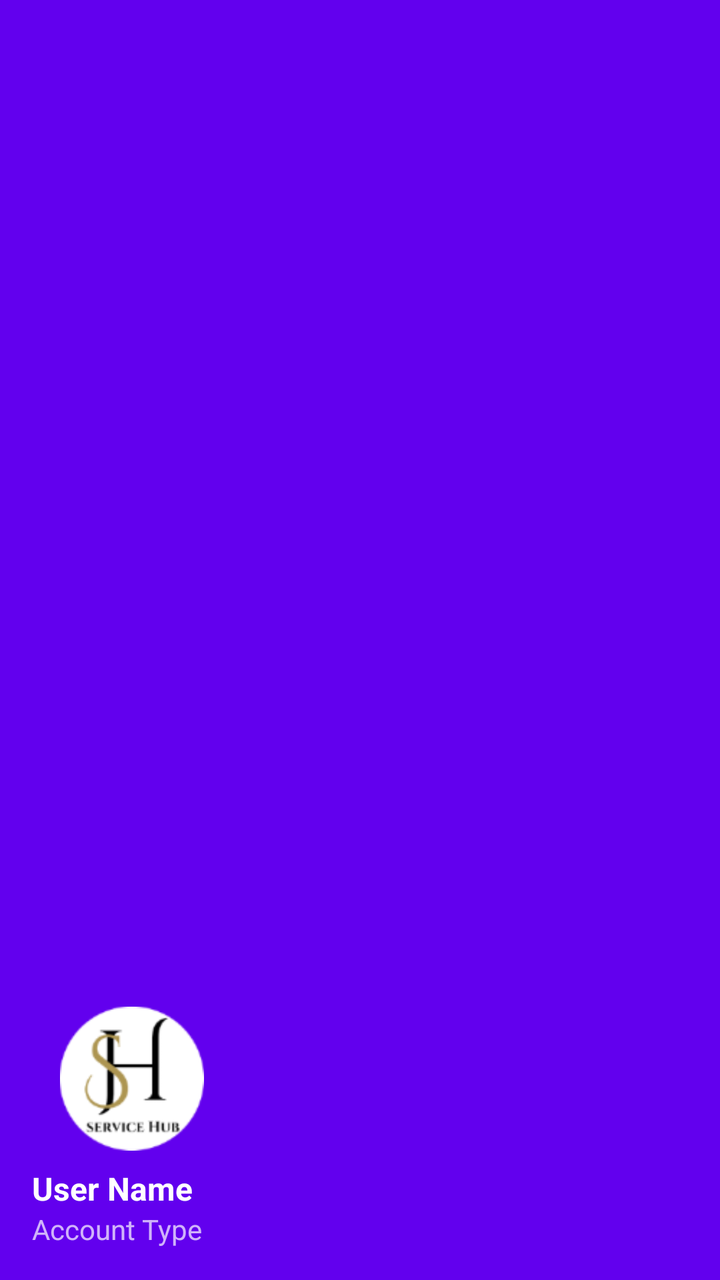
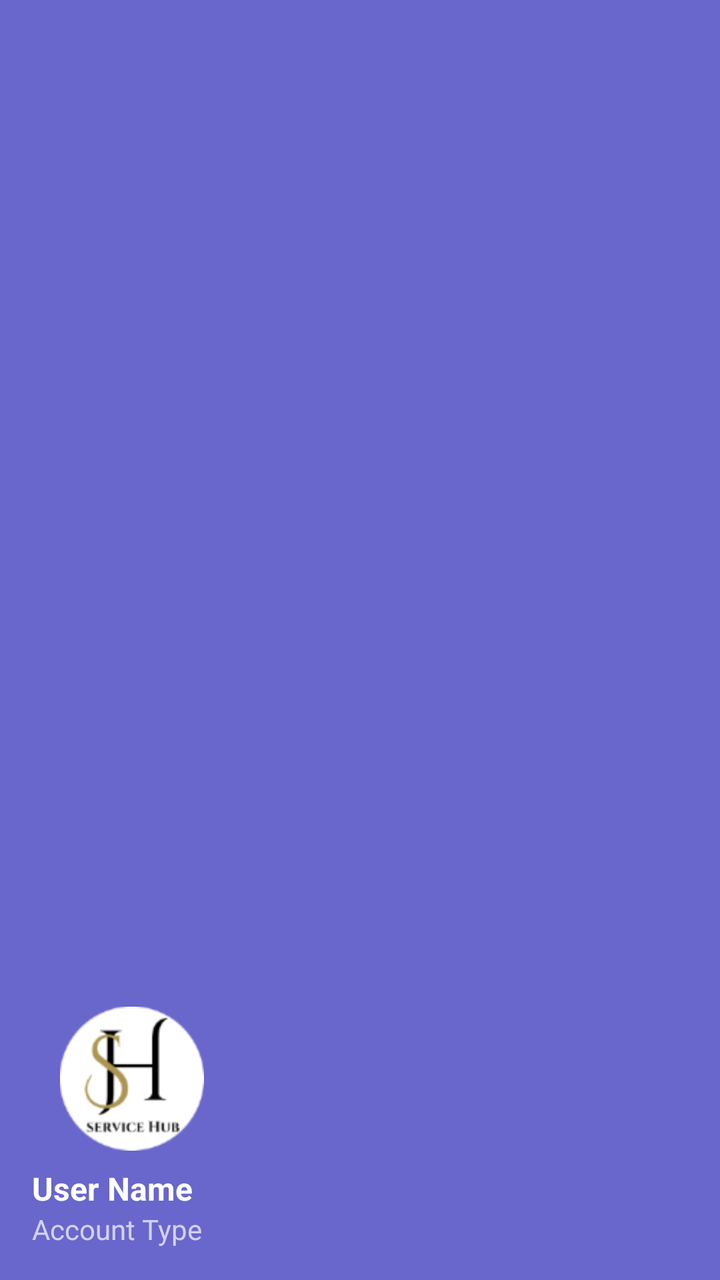

Screens rendered from an Android XML layout before and after an edit, with the pre-edit source and the edit as a unified diff.
<!-- AndroidManifest.xml: application theme Theme.RealtimeDB -->
<!-- res/layout/nav_header_main.xml -->
<?xml version="1.0" encoding="utf-8"?>
<LinearLayout xmlns:android="http://schemas.android.com/apk/res/android"
    xmlns:app="http://schemas.android.com/apk/res-auto"
    android:layout_width="match_parent"
    android:layout_height="176dp"
    android:background="?attr/colorPrimary"
    android:gravity="bottom"
    android:orientation="vertical"
    android:padding="16dp"
    android:theme="@style/ThemeOverlay.AppCompat.Dark">

    <ImageView
        android:id="@+id/imageView"
        android:layout_width="wrap_content"
        android:layout_height="80dp"
        android:contentDescription="Navigation header"
        android:paddingTop="8dp"
        android:src="@drawable/logo"/>

    <TextView
        android:id="@+id/nav_header_name"
        android:layout_width="match_parent"
        android:layout_height="wrap_content"
        android:paddingTop="8dp"
        android:text="User Name"
        android:textAppearance="@style/TextAppearance.AppCompat.Body1"
        android:textSize="16sp"
        android:textStyle="bold" />

    <TextView
        android:id="@+id/nav_header_email"
        android:layout_width="wrap_content"
        android:layout_height="wrap_content"
        android:text="Account Type"
        android:textSize="14sp" />
</LinearLayout>
<!-- resources referenced by this layout -->
<resources>
  <!-- drawable logo: png bitmap (drawable, 6533 bytes) -->
  <style name="Theme.RealtimeDB" parent="Base.Theme.RealtimeDB" />
  <style name="Base.Theme.RealtimeDB" parent="Theme.Material3.DayNight.NoActionBar">
          
          <item name="colorPrimary">@color/colorPrimary</item>
          <item name="colorPrimaryVariant">@color/colorPrimaryDark</item>
          <item name="colorOnPrimary">@color/white</item>
          
          <item name="colorSecondary">@color/colorAccent</item>
          <item name="colorOnSecondary">@color/black</item>
          
          <item name="android:statusBarColor">?attr/colorPrimaryVariant</item>
      </style>
  <color name="colorPrimary">#6200EE</color>
  <color name="colorPrimaryDark">#3700B3</color>
  <color name="white">#FFFFFFFF</color>
  <color name="colorAccent">#03DAC5</color>
  <color name="black">#FF000000</color>
</resources>

<!-- the commit's change to res/layout/nav_header_main.xml (unified diff, before → after) -->
@@ -3,7 +3,7 @@
     xmlns:app="http://schemas.android.com/apk/res-auto"
     android:layout_width="match_parent"
     android:layout_height="176dp"
-    android:background="?attr/colorPrimary"
+    android:background="@color/lavender"
     android:gravity="bottom"
     android:orientation="vertical"
     android:padding="16dp"
<!-- resource entries referenced after the edit -->
@@ -1,5 +1,6 @@
 <!-- resources referenced by this layout -->
 <resources>
+  <color name="lavender">#6966CC</color>
   <!-- drawable logo: png bitmap (drawable, 6533 bytes) -->
   <style name="Theme.RealtimeDB" parent="Base.Theme.RealtimeDB" />
   <style name="Base.Theme.RealtimeDB" parent="Theme.Material3.DayNight.NoActionBar">
